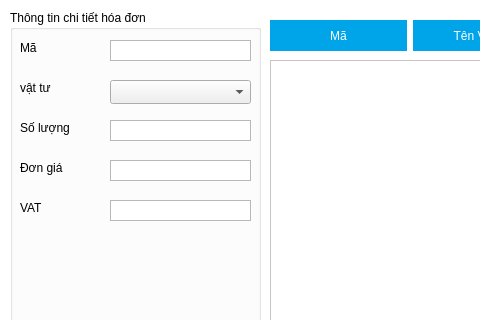
Before: the Qt Designer form src/view/invoicedetailwindow.ui in VinhNguyenD23/facilitiesManagement, drawn with Qt 5; both pictures show x 0 to 480 and y 0 to 320 of the 1000 by 600 pixel window.
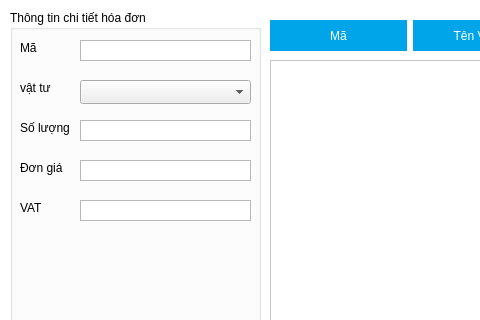
After: the same form once the commit is applied.

What changed in the file:
```diff
--- a/src/view/invoicedetailwindow.ui
+++ b/src/view/invoicedetailwindow.ui
@@ -208,9 +208,9 @@
    <widget class="QTextEdit" name="invoiceDetailId">
     <property name="geometry">
      <rect>
-      <x>100</x>
+      <x>70</x>
       <y>30</y>
-      <width>141</width>
+      <width>171</width>
       <height>21</height>
      </rect>
     </property>
@@ -279,9 +279,9 @@
    <widget class="QTextEdit" name="facilityQuantityText">
     <property name="geometry">
      <rect>
-      <x>100</x>
+      <x>70</x>
       <y>110</y>
-      <width>141</width>
+      <width>171</width>
       <height>21</height>
      </rect>
     </property>
@@ -308,9 +308,9 @@
    <widget class="QTextEdit" name="invoiceDetailPriceText">
     <property name="geometry">
      <rect>
-      <x>100</x>
+      <x>70</x>
       <y>150</y>
-      <width>141</width>
+      <width>171</width>
       <height>21</height>
      </rect>
     </property>
@@ -350,9 +350,9 @@
    <widget class="QTextEdit" name="vatPrice">
     <property name="geometry">
      <rect>
-      <x>100</x>
+      <x>70</x>
       <y>190</y>
-      <width>141</width>
+      <width>171</width>
       <height>21</height>
      </rect>
     </property>
@@ -366,9 +366,9 @@
    <widget class="QComboBox" name="facilityNameBox">
     <property name="geometry">
      <rect>
-      <x>100</x>
+      <x>70</x>
       <y>70</y>
-      <width>141</width>
+      <width>171</width>
       <height>24</height>
      </rect>
     </property>
```
